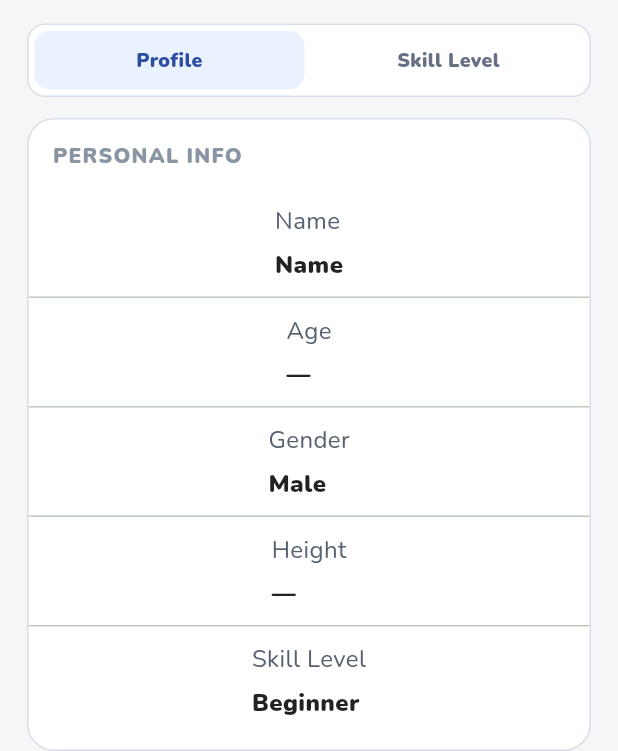
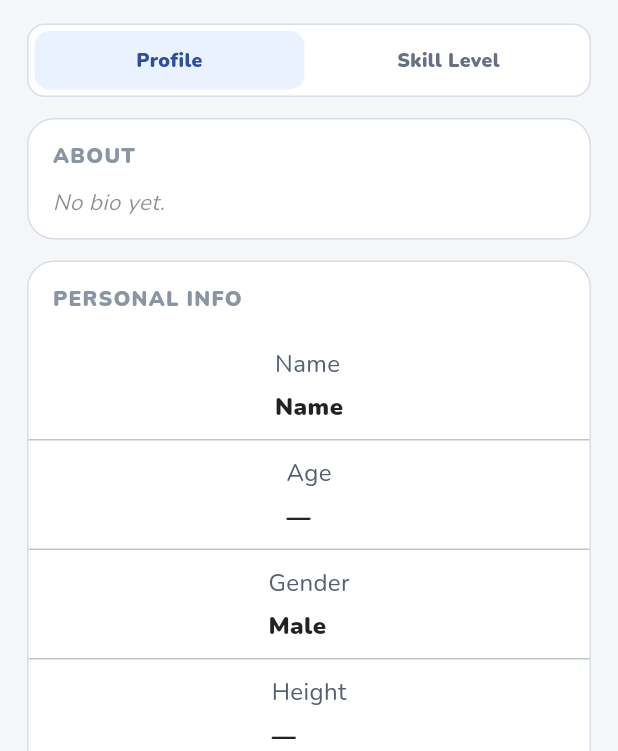
Before and after one commit to AimanHamdani/CircleBN, a Flutter app: the UserProfileViewScreen screen opened by its route, on a phone screen of 412 x 824 dp, the part 485-1236 px from its top. Run offline on Flutter 3.47's test engine with Material 3 defaults, Android fonts, the phone set to English and light mode, and no system bars; our stand-ins replace appwrite, firebase_core, flutter_map, image_picker, latlong2, pdf and 3 more; missing offline and left inert: dart:html, mobile_scanner; accounts and stored records are empty; network calls fail.

Commit message:
add about me/description in profile

```diff
--- a/app/lib/ui/screens/profile/user_profile_view_screen.dart
+++ b/app/lib/ui/screens/profile/user_profile_view_screen.dart
@@ -86,6 +86,7 @@ class _UserProfileViewScreenState extends State<UserProfileViewScreen> {
               final subtitle = sports.isEmpty
                   ? 'Sports enthusiast'
                   : sports.take(3).join(' · ');
+              final bioTrimmed = profile.bio.trim();
 
               return SafeArea(
                 child: Column(
@@ -304,6 +305,8 @@ class _UserProfileViewScreenState extends State<UserProfileViewScreen> {
                                 ),
                                 const SizedBox(height: 14),
                                 if (_activeTab == _UserProfileTab.profile) ...[
+                                  _AboutProfileCard(bio: bioTrimmed),
+                                  const SizedBox(height: 14),
                                   FutureBuilder<bool>(
                                     future: heightDisplayRepository()
                                         .getUseImperial(),
@@ -506,6 +509,60 @@ class _HeaderStat extends StatelessWidget {
           ),
         ),
       ],
+    );
+  }
+}
+
+class _AboutProfileCard extends StatelessWidget {
+  final String bio;
+
+  const _AboutProfileCard({required this.bio});
+
+  @override
+  Widget build(BuildContext context) {
+    return Container(
+      width: double.infinity,
+      decoration: BoxDecoration(
+        color: Colors.white,
+        borderRadius: BorderRadius.circular(18),
+        border: Border.all(color: const Color(0xFFD8DEE7)),
+      ),
+      child: Column(
+        crossAxisAlignment: CrossAxisAlignment.start,
+        children: [
+          const Padding(
+            padding: EdgeInsets.fromLTRB(16, 14, 16, 0),
+            child: Text(
+              'ABOUT',
+              style: TextStyle(
+                color: Color(0xFF8A95A4),
+                fontWeight: FontWeight.w800,
+                letterSpacing: 0.8,
+              ),
+            ),
+          ),
+          Padding(
+            padding: const EdgeInsets.fromLTRB(16, 10, 16, 14),
+            child: bio.trim().isNotEmpty
+                ? Text(
+                    bio.trim(),
+                    style: TextStyle(
+                      height: 1.45,
+                      fontSize: 15,
+                      color: Colors.black.withValues(alpha: 0.72),
+                    ),
+                  )
+                : Text(
+                    'No bio yet.',
+                    style: TextStyle(
+                      color: Colors.black.withValues(alpha: 0.45),
+                      fontSize: 15,
+                      fontStyle: FontStyle.italic,
+                    ),
+                  ),
+          ),
+        ],
+      ),
     );
   }
 }
```
Also changed, not shown: app/lib/ui/screens/profile/profile_screen.dart (+28 -0 lines).
